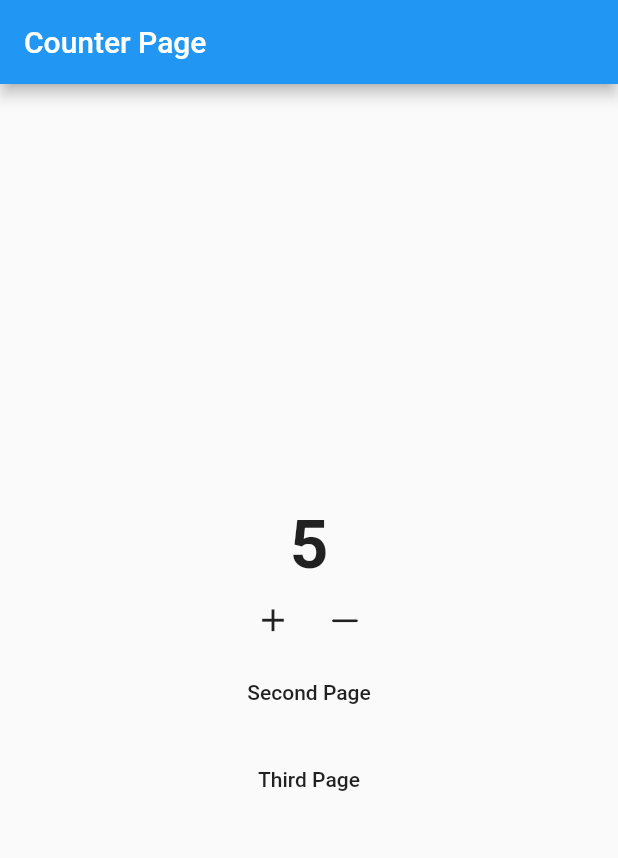
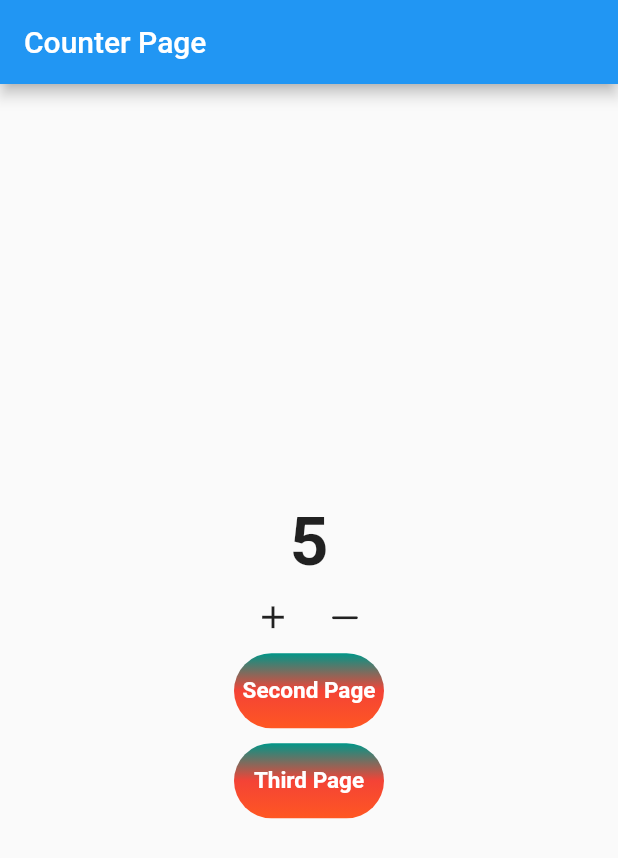
Before and after one commit to PrabeshPP/flutter_bloc, a Flutter app: the screen it shows after launch, after a tap on the "add" icon, on a phone screen of 412 x 824 dp. Shown: the top 858 px of the screen. Run offline on Flutter 3.47's test engine with Material 2 defaults, Android fonts, the phone set to English and light mode, and no system bars; our stand-ins replace flutter_bloc.

```diff
--- a/lib/main.dart
+++ b/lib/main.dart
@@ -3,6 +3,7 @@ import 'package:flutter_bloc/flutter_bloc.dart';
 import 'package:flutter_bloc1/logic/cubit/blocobserver.dart';
 import 'package:flutter_bloc1/logic/cubit/countercubit.dart';
 import 'package:flutter_bloc1/presentation/homepage.dart';
+import 'package:flutter_bloc1/presentation/router/app_router.dart';
 import 'package:flutter_bloc1/presentation/screens/second_screen.dart';
 import 'package:flutter_bloc1/presentation/screens/thirdscreen.dart';
 
@@ -11,25 +12,33 @@ void main() {
   runApp(MyApp());
 }
 
-class MyApp extends StatelessWidget {
+class MyApp extends StatefulWidget {
   const MyApp({Key? key}) : super(key: key);
 
   @override
+  _MyAppState createState() => _MyAppState();
+}
+
+class _MyAppState extends State<MyApp> {
+  final AppRouter _approuter = AppRouter();
+  @override
   Widget build(BuildContext context) {
-    final _countercubit = Countercubit();
     return MaterialApp(
-      initialRoute: "/",
-      routes: {
-        "/": (_) => BlocProvider.value(
-          value:_countercubit
-        ,child: Homepage()),
-        "/second": (_) => BlocProvider.value(
-          value:_countercubit ,
-        child: SecondPage()),
-        "/third": (_) => BlocProvider.value(
-          value:_countercubit,
-        child: ThirdPage())
-      },
+      onGenerateRoute: _approuter.onGenerateRoute,
+      // initialRoute: "/",
+      // routes: {
+      //   "/": (_) => BlocProvider.value(
+      //     value:_countercubit
+      //   ,child: Homepage()),
+      //   "/second": (_) => BlocProvider.value(
+      //     value:_countercubit ,
+      //   child: SecondPage()),
+      //   "/third": (_) => BlocProvider.value(
+      //     value:_countercubit,
+      //   child: ThirdPage())
+      // }
     );
   }
+
+
 }
--- a/lib/presentation/router/app_router.dart
+++ b/lib/presentation/router/app_router.dart
@@ -1,23 +1,34 @@
 import 'package:flutter/cupertino.dart';
 import 'package:flutter/material.dart';
+import 'package:flutter_bloc/flutter_bloc.dart';
+import 'package:flutter_bloc1/logic/cubit/countercubit.dart';
 import 'package:flutter_bloc1/presentation/homepage.dart';
 import 'package:flutter_bloc1/presentation/screens/second_screen.dart';
 import 'package:flutter_bloc1/presentation/screens/thirdscreen.dart';
 
 class AppRouter {
+  final Countercubit _counterCubit = Countercubit();
   Route? onGenerateRoute(RouteSettings routeSettings) {
     switch (routeSettings.name) {
       case "/":
-        return MaterialPageRoute(builder: (_) => Homepage());
+        return MaterialPageRoute(builder: (_) => BlocProvider.value(
+          value:_counterCubit
+        ,child: Homepage()));
 
       case "/second":
-        return MaterialPageRoute(builder: (_) => SecondPage());
+        return MaterialPageRoute(builder: (_) => BlocProvider.value(
+          value: _counterCubit
+        ,child: SecondPage()));
 
       case "/third":
-        return MaterialPageRoute(builder: (_) => ThirdPage());
+        return MaterialPageRoute(builder: (_) => BlocProvider.value(
+          value:_counterCubit,
+          child: ThirdPage()));
 
       default:
         return null;
     }
+
   }
+
 }
--- a/lib/presentation/screens/counterpage.dart
+++ b/lib/presentation/screens/counterpage.dart
@@ -47,7 +47,21 @@ class CounterPage extends StatelessWidget {
             onPressed: () {
               Navigator.of(context).pushNamed("/second");
             },
-            child: Text("Second Page"),
+            child: Container(height: 50,width: 100
+            ,decoration: BoxDecoration(
+              borderRadius: BorderRadius.circular(32.0),
+              gradient: LinearGradient(end: Alignment.bottomCenter,
+              begin: Alignment.topCenter,
+                colors: [Colors.teal,Colors.red,Colors.deepOrange])
+            ),child: Center(child: Text("Second Page",
+            style: TextStyle(
+              fontSize: 15,
+              color: Colors.white,
+              fontWeight: FontWeight.bold
+            ),
+            )
+            )
+            ),
           ),
           SizedBox(
             height: 10,
@@ -55,7 +69,20 @@ class CounterPage extends StatelessWidget {
           MaterialButton(onPressed: () {
             Navigator.of(context).pushNamed("/third");
           },
-          child:Text("Third Page") ,)
+          child:Container(
+            height: 50,width: 100
+            ,decoration: BoxDecoration(
+              borderRadius: BorderRadius.circular(32.0),
+              gradient: LinearGradient(end: Alignment.bottomCenter,
+              begin: Alignment.topCenter,
+                colors: [Colors.teal,Colors.red,Colors.deepOrange])
+            ),
+            child: Center(child: Text("Third Page"
+            ,style: TextStyle(
+              fontSize: 15,
+              color: Colors.white,
+              fontWeight: FontWeight.bold
+            ),))) ,)
         ],
       ),
     );
```
